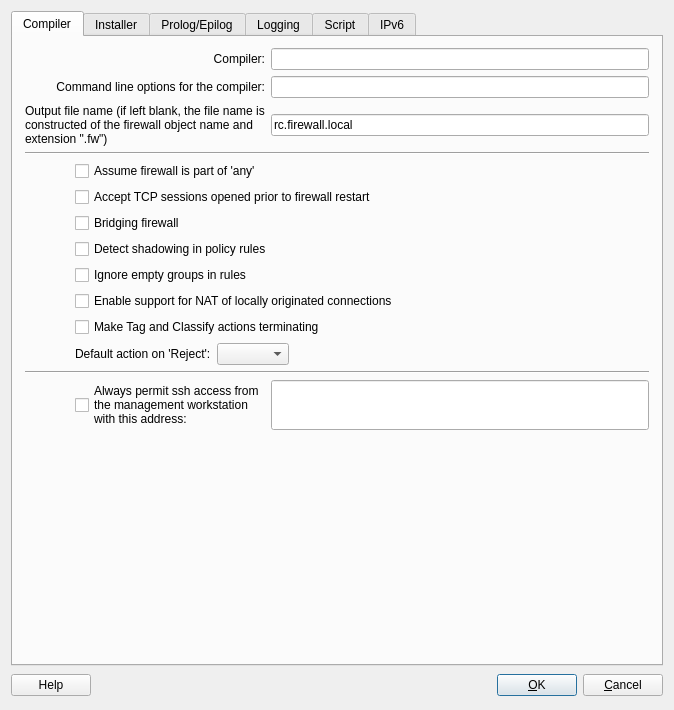
Old version of the form src/libgui/ipcopadvanceddialog_q.ui in the repository fwbuilder/fwbuilder.
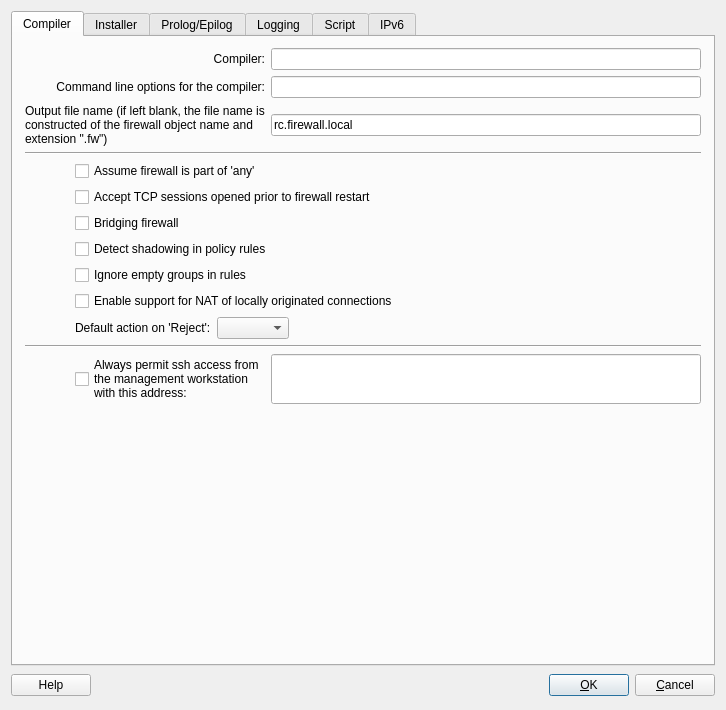
New version of the form.

Commit message: fixes #2398 remove checkbox "make tag and classify actions terminating"

```diff
--- a/src/libgui/ipcopadvanceddialog_q.ui
+++ b/src/libgui/ipcopadvanceddialog_q.ui
@@ -12,7 +12,7 @@
    <rect>
     <x>0</x>
     <y>0</y>
-    <width>674</width>
+    <width>726</width>
     <height>710</height>
    </rect>
   </property>
@@ -250,13 +250,6 @@
            </property>
           </widget>
          </item>
-         <item>
-          <widget class="QCheckBox" name="makeTagClassifyTerminating">
-           <property name="text">
-            <string>Make Tag and Classify actions terminating</string>
-           </property>
-          </widget>
-         </item>
          <item>
           <layout class="QHBoxLayout" name="horizontalLayout_3">
            <item>
```
Left out of the diff: 1 changed line with no effect on the pictures. The commit also changes 5 other files.
